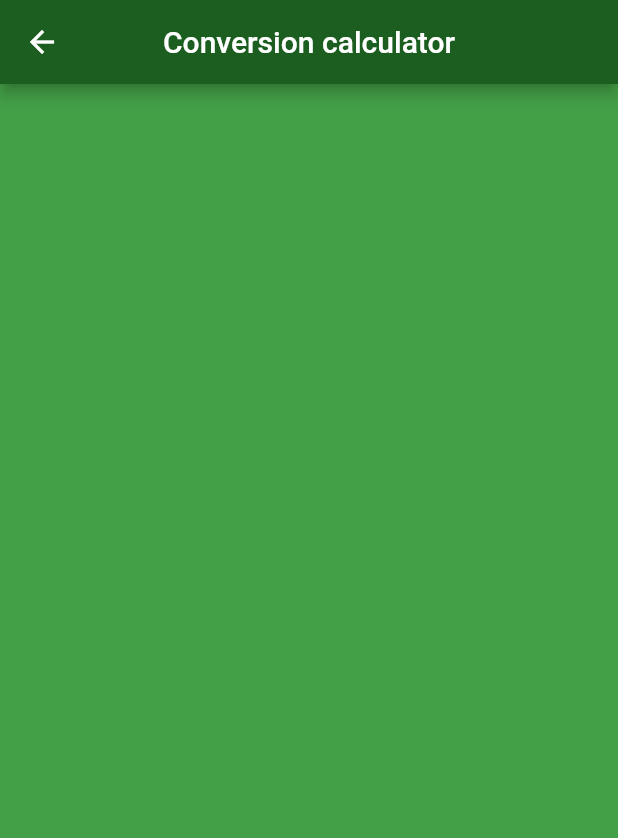
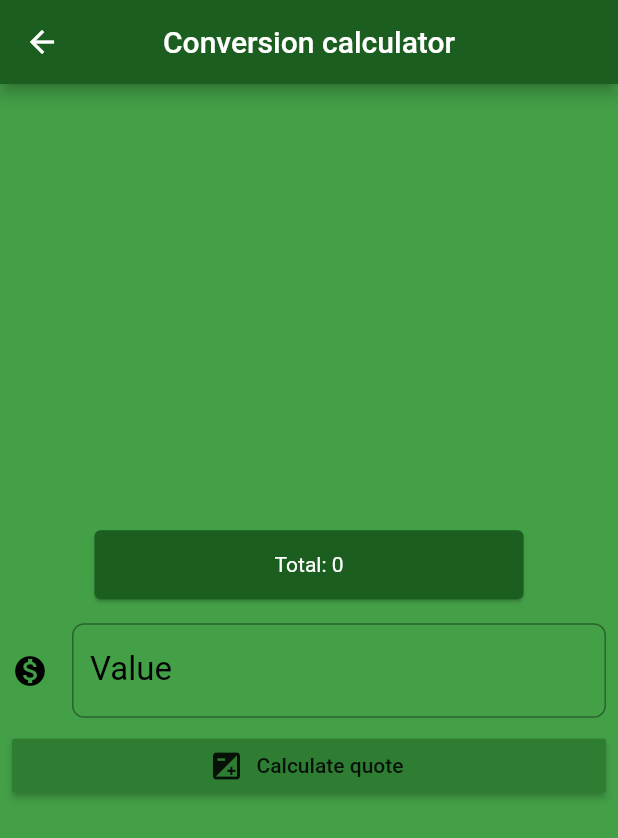
Before and after one commit to liberatov13/how-is-the-dollar, a Flutter app: the ConversionCalculatorScreen screen opened by its route, on a phone screen of 412 x 824 dp. Shown: the top 838 px of the screen. Run offline on Flutter 3.47's test engine with Material 2 defaults, Android fonts, the phone set to English and light mode, and no system bars; missing offline and left inert: http_interceptor; statements that could not run were skipped.

Commit message:
Criando calculadora de conversão

```diff
--- a/lib/components/currency_information_table.dart
+++ b/lib/components/currency_information_table.dart
@@ -51,13 +51,13 @@ class CurrencyInformationTable extends StatelessWidget {
             ),
             DataCell(
               Text(
-                _dollar.getHigh.toStringAsPrecision(3),
+                _dollar.getHigh.toStringAsFixed(2),
                 textAlign: TextAlign.center,
               ),
             ),
             DataCell(
               Text(
-                _dollar.getLow.toStringAsPrecision(3),
+                _dollar.getLow.toStringAsFixed(2),
                 textAlign: TextAlign.center,
               ),
             ),
--- a/lib/components/lateral_menu.dart
+++ b/lib/components/lateral_menu.dart
@@ -19,7 +19,10 @@ class LateralMenu extends StatelessWidget {
           Card(
             elevation: 18,
             child: ListTile(
-              leading: Icon(Icons.exposure),
+              leading: Icon(
+                Icons.exposure,
+                color: Colors.black,
+              ),
               title: Text(
                 Internalization.of(context).lateralMenu_conversionCalculator
               ),
--- a/lib/l10n/intl_en.arb
+++ b/lib/l10n/intl_en.arb
@@ -6,6 +6,9 @@
 
     "home_currencyCode" : "{currencyCode, select, BRA {R$} USD {U$} other {currenyCode}}",
     "conversionCalculator_conversionCalculator" : "Conversion calculator",
+    "conversionCalculator_calculateQuote" : "Calculate quote",
+    "conversionCalculator_total" : "Total",
+    "conversionCalculator_value" : "Value",
     "currencyInformation_currencyInformation" : "Currency information",
     "currencyInformation_currencyCode" : "Code",
     "currencyInformation_currencyName" : "Name",
--- a/lib/l10n/intl_pt.arb
+++ b/lib/l10n/intl_pt.arb
@@ -6,6 +6,9 @@
 
     "home_currencyCode" : "{currencyCode, select, BRA {R$} USD {U$} other {currenyCode}}",
     "conversionCalculator_conversionCalculator" : "Calculadora de conversão",
+    "conversionCalculator_calculateQuote" : "Calcular cotação",
+    "conversionCalculator_total" : "Total",
+    "conversionCalculator_value" : "Valor",
     "currencyInformation_currencyInformation" : "Informações da moéda",
     "currencyInformation_currencyCode" : "Código",
     "currencyInformation_currencyName" : "Tipo",
--- a/lib/models/dollar.dart
+++ b/lib/models/dollar.dart
@@ -16,4 +16,9 @@ class Dollar {
   double get getHigh => this._high;
   double get getLow => this._low;
 
+  double convertFromReal(double value) {
+    print('Hey ${this._high * value}');
+    return this._high * value;
+  }
+
 }
--- a/lib/screens/conversion_calculator_screen.dart
+++ b/lib/screens/conversion_calculator_screen.dart
@@ -1,16 +1,115 @@
 import 'package:flutter/material.dart';
+import 'package:how_is_the_dollar/components/alert.dart';
+import 'package:how_is_the_dollar/components/circular_load.dart';
 import 'package:how_is_the_dollar/generated/l10n.dart';
+import 'package:how_is_the_dollar/http/webclients/dollar_webclient.dart';
+import 'package:how_is_the_dollar/models/dollar.dart';
 
-class ConversionCalculatorScreen extends StatelessWidget {
+class ConversionCalculatorScreen extends StatefulWidget {
+
+  @override
+  _ConversionCalculatorScreenState createState() => _ConversionCalculatorScreenState();
+}
+
+class _ConversionCalculatorScreenState extends State<ConversionCalculatorScreen> {
+  String _total = '';
+  final TextEditingController _valueController = TextEditingController();
+
   @override
   Widget build(BuildContext context) {
+    Dollar _dollar;
+
     return Scaffold(
       appBar: AppBar(
         title: Text(Internalization.of(context).conversionCalculator_conversionCalculator),
         centerTitle: true,
       ),
 
+      body: Column(
+        mainAxisAlignment: MainAxisAlignment.center,
+        crossAxisAlignment: CrossAxisAlignment.center,
+        children: <Widget>[
+
+          Card(
+            margin: EdgeInsets.all(16),
+            color: Theme.of(context).primaryColor,
+            child: Padding(
+              padding: const EdgeInsets.symmetric(horizontal: 120 , vertical: 15),
+              child: FutureBuilder<Dollar>(
+                future: DollarWebClient().findPrice(),
+                builder: (context, snapshot) {
+
+                  switch (snapshot.connectionState) {
+                    case ConnectionState.none:
+                      break;
+                    case ConnectionState.waiting:
+                      return CircularLoad();
+                      break;
+                    case ConnectionState.active:
+                      break;
+                    case ConnectionState.done:
+                      _dollar = snapshot.data;
+                      return Text(
+                        '${Internalization.of(context).conversionCalculator_total}: ${_total.isEmpty? 0 : _total}',
+                        style: TextStyle(
+                          color: Colors.white
+                        )
+                      );
+                      break;
+                  }
+                  return Alert(Internalization.of(context).noConnection);
+                },
+
+              ),
+            )
+          ),
+
+          Flexible(
+            child: Padding(
+              padding: EdgeInsets.only(left: 8, right: 8),
+
+              child: TextField(
+                controller: _valueController,
+                keyboardType: TextInputType.numberWithOptions(decimal: true, signed: false),
+                maxLines: 1,
+                onEditingComplete: () {
+                  updatesTotal(_dollar);
+                },
+                cursorColor: Colors.black,
+                style: TextStyle(fontSize: 18),
+
+                decoration: InputDecoration(
+                  icon: Icon(Icons.monetization_on, color: Colors.black,),
+                  hintText: Internalization.of(context).home_currencyCode('BRA'),
+                  labelText: Internalization.of(context).conversionCalculator_value,
+                ),
+              ),
+            ),
+          ),
+
+          Padding(
+            padding: const EdgeInsets.all(8.0),
+            child: RaisedButton.icon(
+              icon: Icon(Icons.exposure),
+              label: Text(
+                Internalization.of(context).conversionCalculator_calculateQuote,),
+              onPressed: () {
+                updatesTotal(_dollar);
+              },
+            ),
+          )
+        ],
+      ),
 
     );
   }
+
+  void updatesTotal(Dollar _dollar) {
+    if (_valueController.text.isNotEmpty) {
+      _total = _dollar.convertFromReal(
+        double.parse(_valueController.text)
+      ).toStringAsFixed(2);
+      setState(() {});
+    }
+  }
 }
--- a/lib/screens/home_screen.dart
+++ b/lib/screens/home_screen.dart
@@ -43,7 +43,7 @@ class HomeScreen extends StatelessWidget {
                       children: <Widget>[
                         Text(
                           Internalization.of(context).home_currencyCode('BRA') +
-                          ' ${_dollar.getHigh.toStringAsPrecision(3)}',
+                          ' ${_dollar.getHigh.toStringAsFixed(2)}',
                           style: TextStyle(fontSize: 28),
                         ),
                         IconButton(
```
Also changed, not shown: lib/main.dart (+13 -0 lines), lib/generated/intl/messages_en.dart, lib/generated/intl/messages_pt.dart, lib/generated/l10n.dart.
